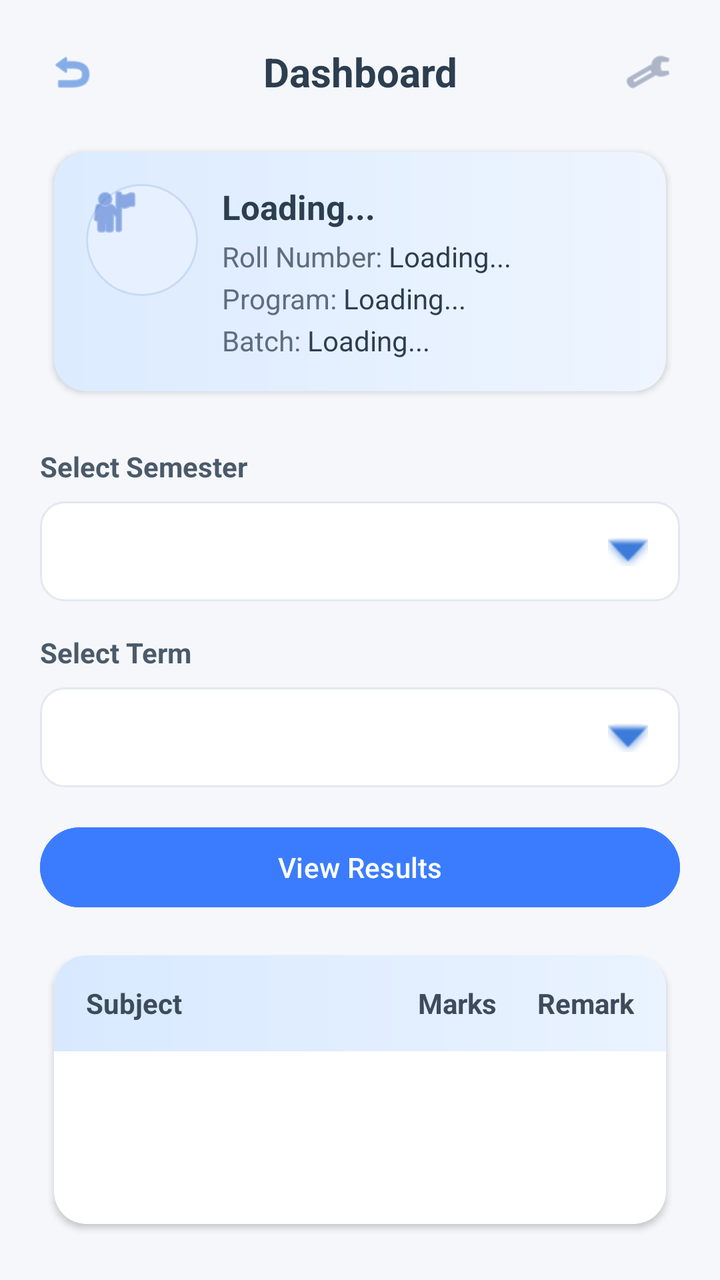
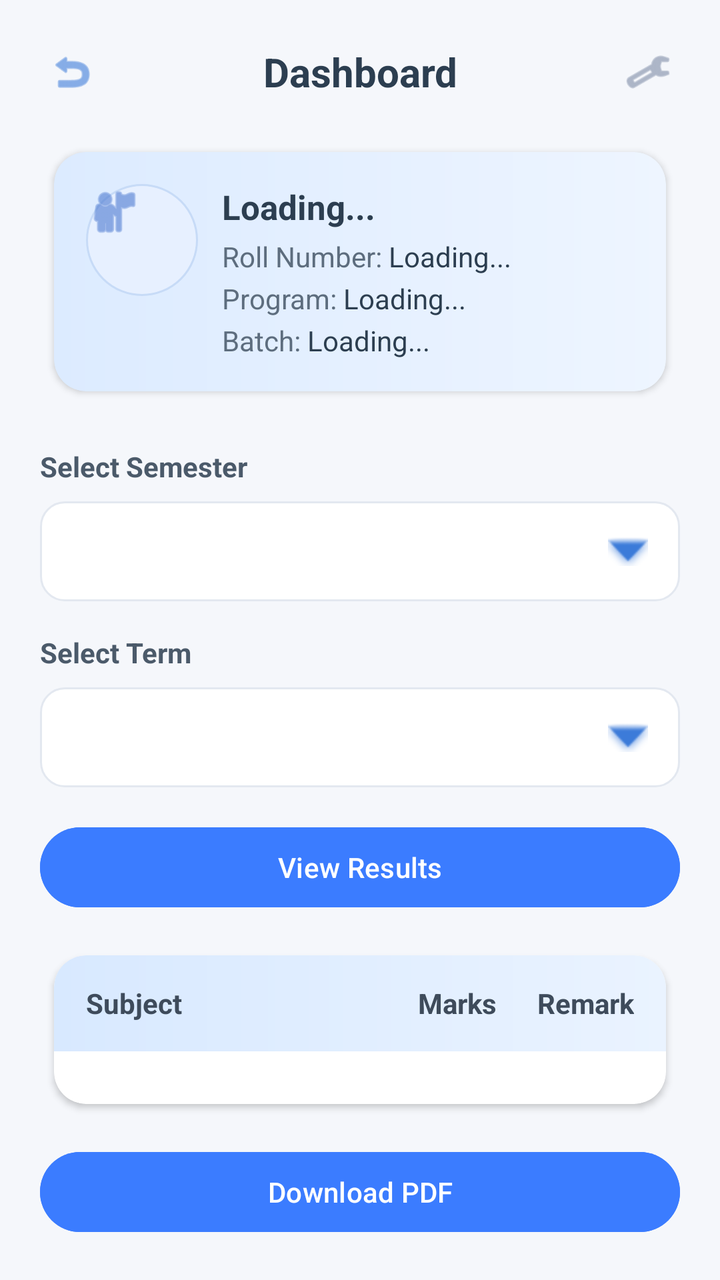

The first picture is an Android layout as it rendered before a commit; the second is the same layout after the commit. The layout source and the unified diff follow.
<!-- AndroidManifest.xml: application theme Theme.RPSP -->
<!-- res/layout/activity_dashboard.xml -->
<?xml version="1.0" encoding="utf-8"?>
<LinearLayout xmlns:android="http://schemas.android.com/apk/res/android"
    xmlns:tools="http://schemas.android.com/tools"
    xmlns:app="http://schemas.android.com/apk/res-auto"
    android:layout_width="match_parent"
    android:layout_height="match_parent"
    android:orientation="vertical"
    android:padding="20dp"
    android:background="#F5F7FB"
    tools:context=".activities.DashboardActivity">

    
    <LinearLayout
        android:layout_width="match_parent"
        android:layout_height="wrap_content"
        android:orientation="horizontal"
        android:gravity="center_vertical"
        android:layout_marginBottom="16dp">

        <ImageView
            android:layout_width="32dp"
            android:layout_height="32dp"
            android:padding="4dp"
            android:contentDescription="Back"
            android:src="@android:drawable/ic_menu_revert"
            android:tint="#3C7BD9" />

        <TextView
            android:layout_width="0dp"
            android:layout_height="wrap_content"
            android:layout_weight="1"
            android:text="Dashboard"
            android:textSize="20sp"
            android:textStyle="bold"
            android:textColor="#2C3E50"
            android:gravity="center" />

        <ImageView
            android:layout_width="32dp"
            android:layout_height="32dp"
            android:padding="4dp"
            android:contentDescription="Settings"
            android:src="@android:drawable/ic_menu_manage"
            android:tint="#7C8AA5" />
    </LinearLayout>

    
    <androidx.cardview.widget.CardView
        android:layout_width="match_parent"
        android:layout_height="wrap_content"
        app:cardBackgroundColor="@android:color/transparent"
        app:cardCornerRadius="16dp"
        app:cardElevation="2dp"
        app:cardUseCompatPadding="true"
        android:layout_marginBottom="20dp">

        <LinearLayout
            android:layout_width="match_parent"
            android:layout_height="wrap_content"
            android:orientation="horizontal"
            android:padding="16dp"
            android:background="@drawable/bg_profile_card">

            <FrameLayout
                android:layout_width="56dp"
                android:layout_height="56dp"
                android:background="@drawable/bg_avatar_circle"
                android:layout_marginEnd="12dp"
                android:gravity="center">

                <ImageView
                    android:layout_width="28dp"
                    android:layout_height="28dp"
                    android:src="@android:drawable/ic_menu_myplaces"
                    android:tint="#4A78D0"
                    android:contentDescription="Profile" />
            </FrameLayout>

            <LinearLayout
                android:layout_width="0dp"
                android:layout_height="wrap_content"
                android:layout_weight="1"
                android:orientation="vertical">

                <TextView
                    android:id="@+id/tvStudentName"
                    android:layout_width="wrap_content"
                    android:layout_height="wrap_content"
                    android:text="Loading..."
                    android:textColor="#2C3E50"
                    android:textSize="17sp"
                    android:textStyle="bold"
                    android:layout_marginBottom="4dp" />

                <LinearLayout
                    android:layout_width="match_parent"
                    android:layout_height="wrap_content"
                    android:orientation="horizontal"
                    android:layout_marginBottom="2dp">

                    <TextView
                        android:layout_width="wrap_content"
                        android:layout_height="wrap_content"
                        android:text="Roll Number: "
                        android:textColor="#5D6D7E" />

                    <TextView
                        android:id="@+id/tvRollNumber"
                        android:layout_width="wrap_content"
                        android:layout_height="wrap_content"
                        android:text="Loading..."
                        android:textColor="#2C3E50" />
                </LinearLayout>

                <LinearLayout
                    android:layout_width="match_parent"
                    android:layout_height="wrap_content"
                    android:orientation="horizontal"
                    android:layout_marginBottom="2dp">

                    <TextView
                        android:layout_width="wrap_content"
                        android:layout_height="wrap_content"
                        android:text="Program: "
                        android:textColor="#5D6D7E" />

                    <TextView
                        android:id="@+id/tvProgram"
                        android:layout_width="wrap_content"
                        android:layout_height="wrap_content"
                        android:text="Loading..."
                        android:textColor="#2C3E50" />
                </LinearLayout>

                <LinearLayout
                    android:layout_width="match_parent"
                    android:layout_height="wrap_content"
                    android:orientation="horizontal">

                    <TextView
                        android:layout_width="wrap_content"
                        android:layout_height="wrap_content"
                        android:text="Batch: "
                        android:textColor="#5D6D7E" />

                    <TextView
                        android:id="@+id/tvBatch"
                        android:layout_width="wrap_content"
                        android:layout_height="wrap_content"
                        android:text="Loading..."
                        android:textColor="#2C3E50" />
                </LinearLayout>
            </LinearLayout>
        </LinearLayout>
    </androidx.cardview.widget.CardView>

    
    <TextView
        android:layout_width="wrap_content"
        android:layout_height="wrap_content"
        android:text="Select Semester"
        android:textStyle="bold"
        android:textColor="#4B5A6A"
        android:layout_marginBottom="8dp" />

    <FrameLayout
        android:layout_width="match_parent"
        android:layout_height="50dp"
        android:background="@drawable/bg_input"
        android:layout_marginBottom="16dp">

        <Spinner
            android:id="@+id/spinnerSemester"
            android:layout_width="match_parent"
            android:layout_height="match_parent"
            android:background="@android:color/transparent"
            android:paddingStart="16dp"
            android:paddingEnd="44dp" />

        <ImageView
            android:layout_width="20dp"
            android:layout_height="20dp"
            android:layout_gravity="center_vertical|end"
            android:layout_marginEnd="16dp"
            android:contentDescription="Select semester"
            android:src="@android:drawable/arrow_down_float"
            android:tint="#3C7BD9" />
    </FrameLayout>

    
    <TextView
        android:layout_width="wrap_content"
        android:layout_height="wrap_content"
        android:text="Select Term"
        android:textStyle="bold"
        android:textColor="#4B5A6A"
        android:layout_marginBottom="8dp" />

    <FrameLayout
        android:layout_width="match_parent"
        android:layout_height="50dp"
        android:background="@drawable/bg_input"
        android:layout_marginBottom="16dp">

        <Spinner
            android:id="@+id/spinnerTerm"
            android:layout_width="match_parent"
            android:layout_height="match_parent"
            android:background="@android:color/transparent"
            android:paddingStart="16dp"
            android:paddingEnd="44dp" />

        <ImageView
            android:layout_width="20dp"
            android:layout_height="20dp"
            android:layout_gravity="center_vertical|end"
            android:layout_marginEnd="16dp"
            android:contentDescription="Select term"
            android:src="@android:drawable/arrow_down_float"
            android:tint="#3C7BD9" />
    </FrameLayout>

    <Button
        android:id="@+id/btnViewResults"
        android:layout_width="match_parent"
        android:layout_height="48dp"
        android:text="View Results"
        android:backgroundTint="#3B7CFF"
        android:textColor="#FFFFFF"
        android:layout_marginBottom="12dp" />

    <ProgressBar
        android:id="@+id/progressBar"
        android:layout_width="wrap_content"
        android:layout_height="wrap_content"
        android:layout_gravity="center"
        android:visibility="gone"
        android:layout_marginBottom="8dp" />

    
    <androidx.cardview.widget.CardView
        android:layout_width="match_parent"
        android:layout_height="0dp"
        android:layout_weight="1"
        app:cardBackgroundColor="@android:color/white"
        app:cardCornerRadius="16dp"
        app:cardElevation="2dp"
        app:cardUseCompatPadding="true">

        <LinearLayout
            android:layout_width="match_parent"
            android:layout_height="match_parent"
            android:orientation="vertical">

            <LinearLayout
                android:layout_width="match_parent"
                android:layout_height="48dp"
                android:orientation="horizontal"
                android:gravity="center_vertical"
                android:paddingStart="16dp"
                android:paddingEnd="16dp"
                android:weightSum="4"
                android:background="@drawable/bg_table_header">

                <TextView
                    android:layout_width="0dp"
                    android:layout_height="wrap_content"
                    android:layout_weight="2"
                    android:text="Subject"
                    android:textStyle="bold"
                    android:textColor="#3E4B5B" />

                <TextView
                    android:layout_width="0dp"
                    android:layout_height="wrap_content"
                    android:layout_weight="1"
                    android:text="Marks"
                    android:gravity="end"
                    android:textStyle="bold"
                    android:textColor="#3E4B5B" />

                <TextView
                    android:layout_width="0dp"
                    android:layout_height="wrap_content"
                    android:layout_weight="1"
                    android:text="Remark"
                    android:gravity="end"
                    android:textStyle="bold"
                    android:textColor="#3E4B5B" />
            </LinearLayout>

            <androidx.recyclerview.widget.RecyclerView
                android:id="@+id/rvMarks"
                android:layout_width="match_parent"
                android:layout_height="0dp"
                android:layout_weight="1"
                android:paddingBottom="4dp" />

            <LinearLayout
                android:id="@+id/layoutSummary"
                android:layout_width="match_parent"
                android:layout_height="44dp"
                android:orientation="horizontal"
                android:gravity="center_vertical"
                android:paddingStart="16dp"
                android:paddingEnd="16dp"
                android:background="@drawable/bg_summary"
                android:visibility="gone">

                <TextView
                    android:layout_width="0dp"
                    android:layout_height="wrap_content"
                    android:layout_weight="1"
                    android:text="Total Percentage"
                    android:textColor="#5D6D7E"
                    android:textStyle="bold" />

                <TextView
                    android:id="@+id/tvTotalPercentage"
                    android:layout_width="wrap_content"
                    android:layout_height="wrap_content"
                    android:text="--"
                    android:textColor="#2C3E50"
                    android:textStyle="bold" />
            </LinearLayout>
        </LinearLayout>
    </androidx.cardview.widget.CardView>

</LinearLayout>
<!-- resources referenced by this layout -->
<resources>
  <!-- drawable bg_avatar_circle (drawable) -->
  <?xml version="1.0" encoding="utf-8"?>
  <shape xmlns:android="http://schemas.android.com/apk/res/android"
      android:shape="oval">
      <solid android:color="#E7F0FF" />
      <stroke
          android:width="1dp"
          android:color="#C7DBF7" />
  </shape>
  <!-- drawable bg_input (drawable) -->
  <?xml version="1.0" encoding="utf-8"?>
  <shape xmlns:android="http://schemas.android.com/apk/res/android"
      android:shape="rectangle">
      <solid android:color="#FFFFFF" />
      <stroke
          android:width="1dp"
          android:color="#E3E8F0" />
      <corners android:radius="12dp" />
  </shape>
  <!-- drawable bg_profile_card (drawable) -->
  <?xml version="1.0" encoding="utf-8"?>
  <shape xmlns:android="http://schemas.android.com/apk/res/android"
      android:shape="rectangle">
      <gradient
          android:startColor="#DCEBFF"
          android:endColor="#EEF5FF"
          android:angle="0" />
      <corners android:radius="16dp" />
  </shape>
  <!-- drawable bg_summary (drawable) -->
  <?xml version="1.0" encoding="utf-8"?>
  <shape xmlns:android="http://schemas.android.com/apk/res/android"
      android:shape="rectangle">
      <solid android:color="#F5F8FD" />
      <corners
          android:topLeftRadius="0dp"
          android:topRightRadius="0dp"
          android:bottomLeftRadius="16dp"
          android:bottomRightRadius="16dp" />
  </shape>
  <!-- drawable bg_table_header (drawable) -->
  <?xml version="1.0" encoding="utf-8"?>
  <shape xmlns:android="http://schemas.android.com/apk/res/android"
      android:shape="rectangle">
      <gradient
          android:startColor="#D8E9FF"
          android:endColor="#EAF3FF"
          android:angle="0" />
      <corners
          android:topLeftRadius="16dp"
          android:topRightRadius="16dp"
          android:bottomLeftRadius="0dp"
          android:bottomRightRadius="0dp" />
  </shape>
  <style name="Theme.RPSP" parent="Base.Theme.RPSP" />
  <style name="Base.Theme.RPSP" parent="Theme.Material3.DayNight.NoActionBar">
          
          
      </style>
</resources>

<!-- the commit's change to res/layout/activity_dashboard.xml (unified diff, before → after) -->
@@ -326,4 +326,13 @@
         </LinearLayout>
     </androidx.cardview.widget.CardView>
 
+    <Button
+        android:id="@+id/btnDownloadPdf"
+        android:layout_width="match_parent"
+        android:layout_height="48dp"
+        android:layout_marginTop="12dp"
+        android:text="Download PDF"
+        android:backgroundTint="#3B7CFF"
+        android:textColor="#FFFFFF" />
+
 </LinearLayout>
